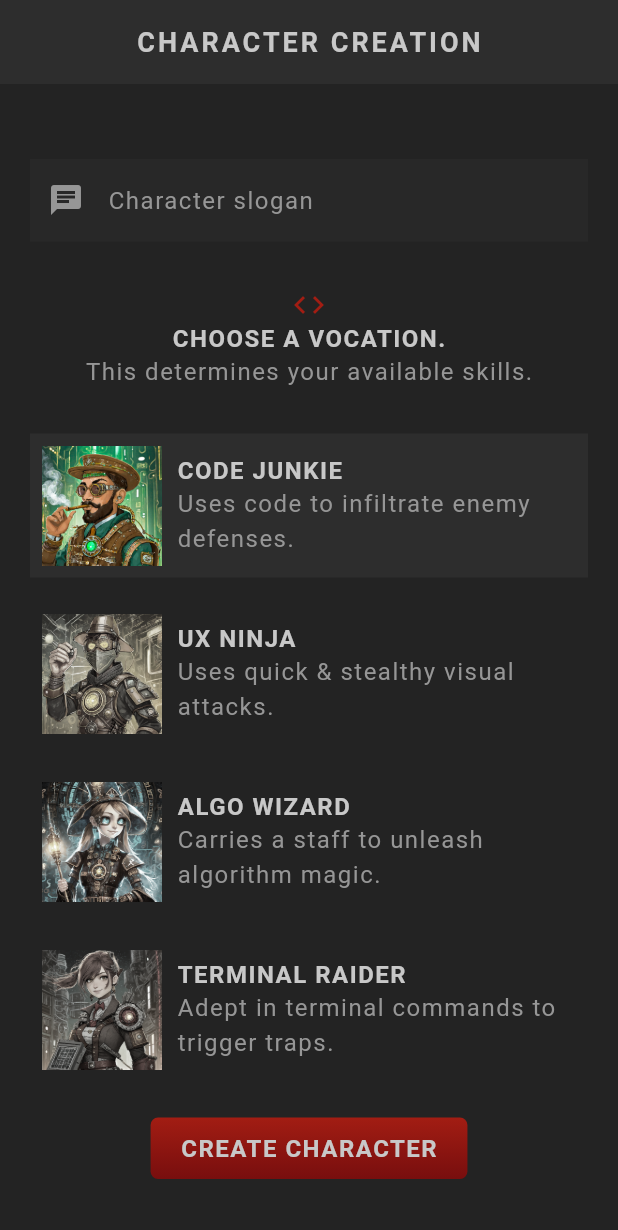
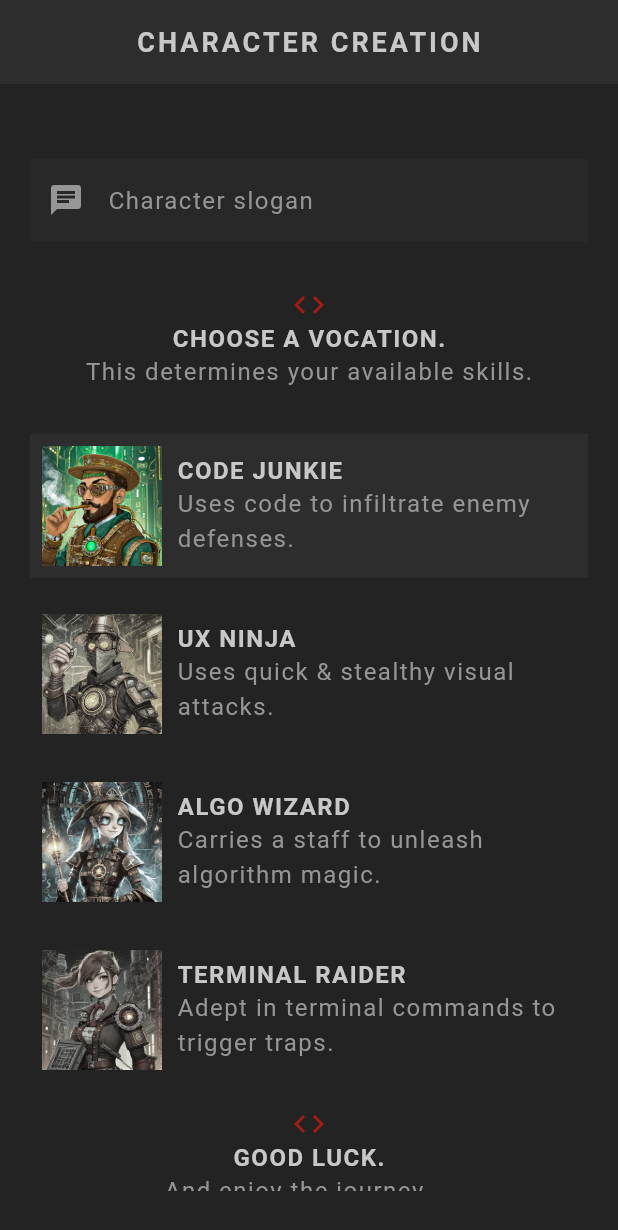
Before and after one commit to supremed3v/flutter_rpg_practice, a Flutter app: the screen it shows after launch, scrolled down 153 dp, on a phone screen of 412 x 824 dp. Shown: the top 1230 px of the screen. Run offline on Flutter 3.47's test engine with Material 3 defaults, Android fonts, the phone set to English and light mode, and no system bars; our stand-ins replace google_fonts; Roboto replaces fonts that are missing (Kanit).

Commit message:
completed creation of characters

```diff
--- a/lib/screens/create/create.dart
+++ b/lib/screens/create/create.dart
@@ -1,10 +1,14 @@
 import 'package:flutter/material.dart';
+import 'package:flutter_rpg/models/character.dart';
 import 'package:flutter_rpg/models/vocation.dart';
 import 'package:flutter_rpg/screens/create/vocation_card.dart';
 import 'package:flutter_rpg/shared/styled_button.dart';
 import 'package:flutter_rpg/shared/styled_text.dart';
 import 'package:flutter_rpg/theme.dart';
 import 'package:google_fonts/google_fonts.dart';
+import 'package:uuid/uuid.dart';
+
+var uuid = const Uuid();
 
 class Create extends StatefulWidget {
   const Create({super.key});
@@ -45,6 +49,14 @@ class _CreateState extends State<Create> {
       // show error in dialog
       return;
     }
+
+    // create character
+    characters.add(Character(
+      id: uuid.v4(),
+      name: _nameController.text.trim(),
+      slogan: _sloganController.text.trim(),
+      vocation: selectedVocation,
+    ));
   }
 
   @override
@@ -126,7 +138,16 @@ class _CreateState extends State<Create> {
                 onTap: updateVocation,
                 vocation: Vocation.raider,
               ),
-
+              Center(
+                child: Icon(Icons.code, color: AppColors.primaryColor),
+              ),
+              const Center(
+                child: StyledHeading('Good luck.'),
+              ),
+              const Center(
+                child: StyledText('And enjoy the journey....'),
+              ),
+              const SizedBox(height: 30),
               // submit button
               Center(
                 child: StyledButton(
--- a/pubspec.yaml
+++ b/pubspec.yaml
@@ -36,6 +36,7 @@ dependencies:
   # Use with the CupertinoIcons class for iOS style icons.
   cupertino_icons: ^1.0.6
   google_fonts: ^6.2.1
+  uuid: ^4.4.0
 
 dev_dependencies:
   flutter_test:
```
Also changed, not shown: pubspec.lock.
